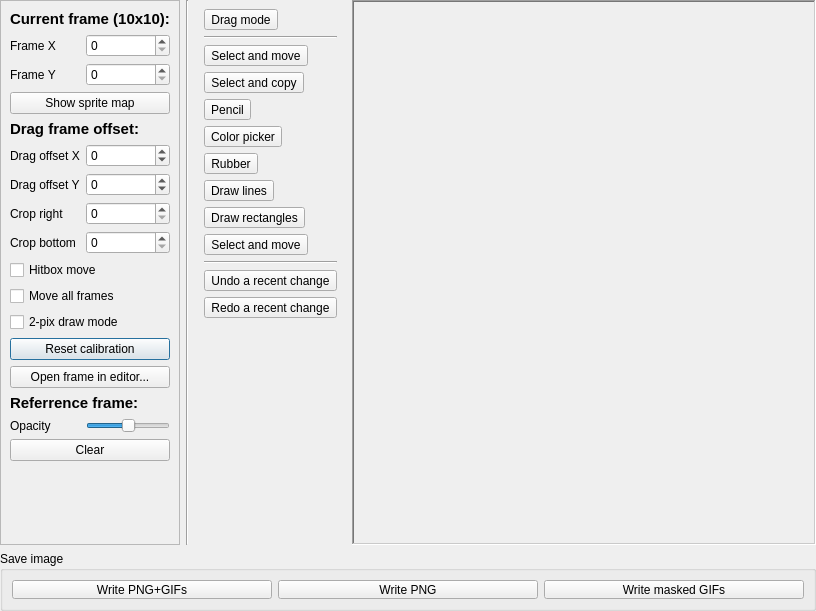
This is PlayableCalibrator/image_calibration/image_calibrator.ui in WohlSoft/Moondust-Project as Qt 5 draws it before an edit. The edited form follows.
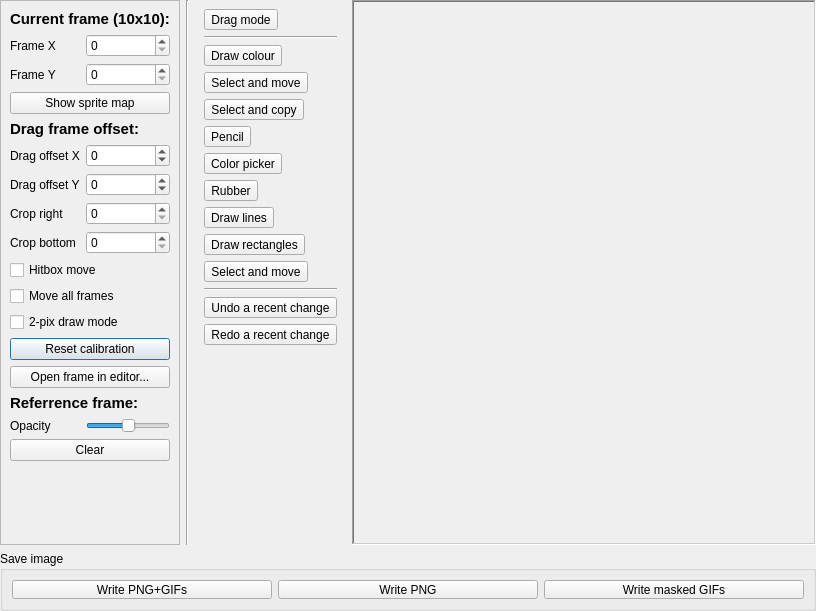
This is the edited form. Icons and pictures are not drawn. Custom widgets are drawn as their Qt base class.

Commit message:
Calibrator: Added colour select button
Not yet with a list of existing frame colours and pallete yet.

What changed in the file:
```diff
--- a/PlayableCalibrator/image_calibration/image_calibrator.ui
+++ b/PlayableCalibrator/image_calibration/image_calibrator.ui
@@ -82,6 +82,23 @@
         </property>
        </widget>
       </item>
+      <item>
+       <widget class="QToolButton" name="toolColour">
+        <property name="toolTip">
+         <string>Changes current draw colour (affects pencil, line, and rectangle tools).</string>
+        </property>
+        <property name="text">
+         <string>Draw colour</string>
+        </property>
+        <property name="icon">
+         <iconset resource="../_resources/images.qrc">
+          <normaloff>:/edit/edit_colour.png</normaloff>:/edit/edit_colour.png</iconset>
+        </property>
+        <property name="checkable">
+         <bool>false</bool>
+        </property>
+       </widget>
+      </item>
       <item>
        <widget class="QToolButton" name="toolSelect">
         <property name="toolTip">
```
The commit also changes 7 other files.
